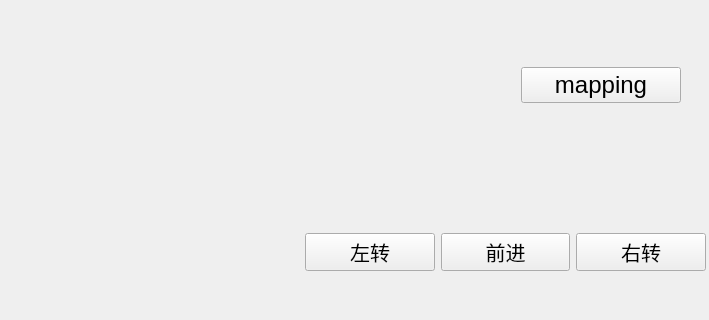
sebuaa2020/Team208, file robot2077/src/robot2077_ui/ui/buildmap_dialog.ui: the form before one commit; both pictures show x 210 to 919 and y 0 to 320 of the 919 by 644 pixel window.
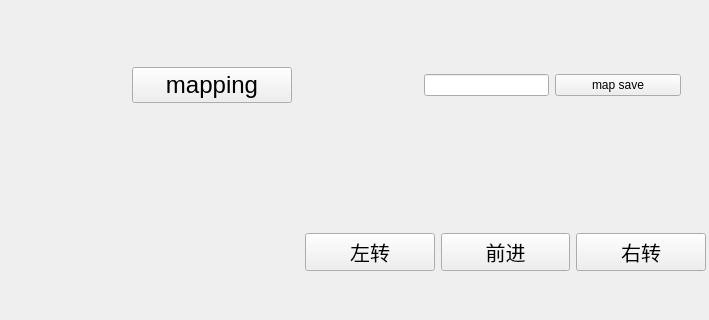
The form after the commit.

The edit to the form file:
```diff
--- a/robot2077/src/robot2077_ui/ui/buildmap_dialog.ui
+++ b/robot2077/src/robot2077_ui/ui/buildmap_dialog.ui
@@ -58,7 +58,7 @@
      </widget>
     </item>
     <item>
-     <spacer name="horizontalSpacer">
+     <spacer name="horizontalSpacer_4">
       <property name="orientation">
        <enum>Qt::Horizontal</enum>
       </property>
@@ -88,6 +88,38 @@
       </property>
      </widget>
     </item>
+    <item>
+     <spacer name="horizontalSpacer">
+      <property name="orientation">
+       <enum>Qt::Horizontal</enum>
+      </property>
+      <property name="sizeHint" stdset="0">
+       <size>
+        <width>40</width>
+        <height>20</height>
+       </size>
+      </property>
+     </spacer>
+    </item>
+    <item>
+     <layout class="QVBoxLayout" name="verticalLayout"/>
+    </item>
+    <item>
+     <widget class="QLineEdit" name="map_name"/>
+    </item>
+    <item>
+     <widget class="QPushButton" name="map_save">
+      <property name="sizePolicy">
+       <sizepolicy hsizetype="Expanding" vsizetype="Fixed">
+        <horstretch>0</horstretch>
+        <verstretch>0</verstretch>
+       </sizepolicy>
+      </property>
+      <property name="text">
+       <string>map save</string>
+      </property>
+     </widget>
+    </item>
     <item>
      <spacer name="horizontalSpacer_3">
       <property name="orientation">
```
